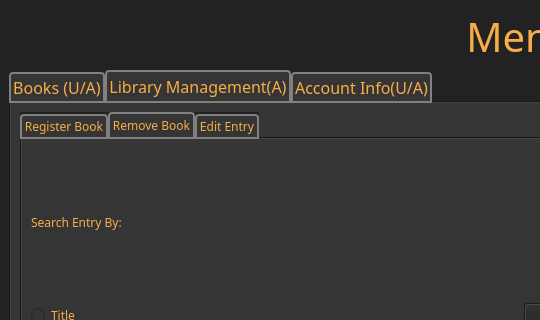
This is mainwindow.ui in DistroRickDev/lms_oop_qt as Qt 5 draws it before an edit; both pictures show x 0 to 540 and y 0 to 320 of the 1041 by 632 pixel window. The edited form follows.
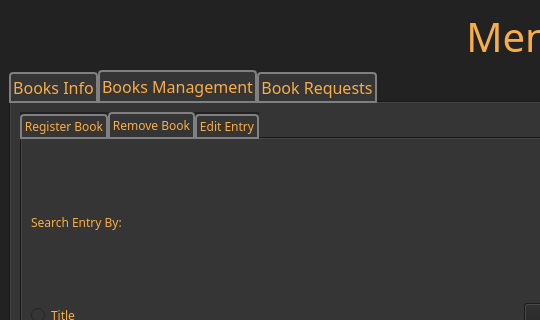
This is the edited form. The open tabs and pages were chosen to show the change.

What changed in the file:
```diff
--- a/mainwindow.ui
+++ b/mainwindow.ui
@@ -142,12 +142,12 @@
         </property>
         <widget class="QWidget" name="books_tab">
          <attribute name="title">
-          <string>Books (U/A)</string>
+          <string>Books Info</string>
          </attribute>
         </widget>
         <widget class="QWidget" name="admin_book_tab">
          <attribute name="title">
-          <string>Library Management(A)</string>
+          <string>Books Management</string>
          </attribute>
          <layout class="QVBoxLayout" name="verticalLayout_2">
           <item>
@@ -481,7 +481,7 @@
         </widget>
         <widget class="QWidget" name="info_tab">
          <attribute name="title">
-          <string>Account Info(U/A)</string>
+          <string>Book Requests</string>
          </attribute>
         </widget>
        </widget>
```
Left out of the diff: 2 changed lines with no effect on the pictures.
